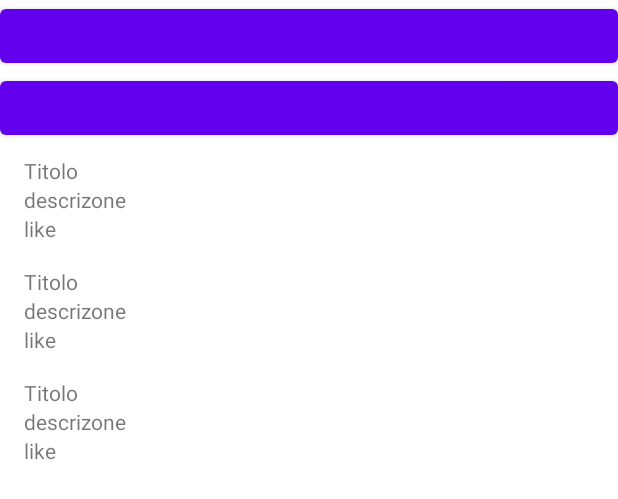
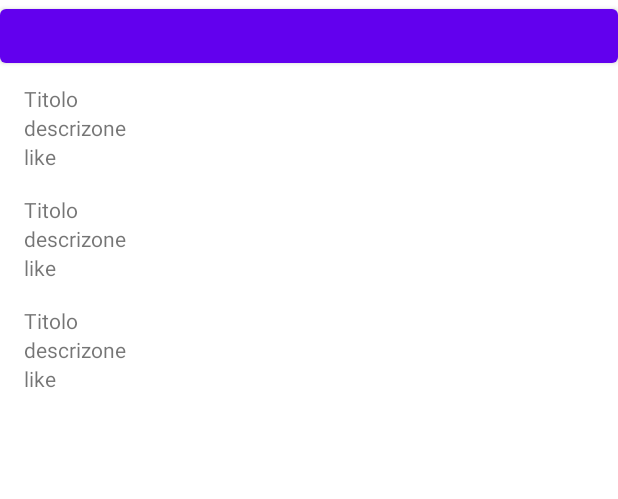
Before and after one commit to NicolaPiriottu/Paging3Firebase, an Android app: the layout fragment_home.xml on its own in the app's theme, with its tools: preview values and no code run, on a phone screen of 412 x 824 dp. Shown: the top 499 px of the screen. Run offline under Robolectric (Android 15) with nearby library versions, the phone set to English and light mode, and no system bars.

Commit message:
implement flow p2

```diff
--- a/app/src/main/java/com/example/paging3firebase/ui/home/HomeFragment.kt
+++ b/app/src/main/java/com/example/paging3firebase/ui/home/HomeFragment.kt
@@ -46,7 +46,7 @@ class HomeFragment : Fragment(), PostAdapter.Listener {
         viewModel.getItems()
 
         binding.load.setOnClickListener {
-           // viewModel.load()
+            viewModel.load()
         }
         setupObservers()
         return root
@@ -69,9 +69,6 @@ class HomeFragment : Fragment(), PostAdapter.Listener {
                         is HomeViewModel.UseCaseLiveData.ShowTitle -> {
                             binding.load.text= useCase.title
                         }
-                        is HomeViewModel.UseCaseLiveData.ShowTitle2 -> {
-                            binding.load2.text= useCase.title
-                        }
                     }
                 }
             }
--- a/app/src/main/res/layout/fragment_home.xml
+++ b/app/src/main/res/layout/fragment_home.xml
@@ -11,14 +11,10 @@
         android:id="@+id/load"
         app:layout_constraintTop_toTopOf="parent"
         android:layout_height="wrap_content"/>
-    <com.google.android.material.button.MaterialButton
-        android:layout_width="match_parent"
-        android:id="@+id/load2"
-        app:layout_constraintTop_toBottomOf="@id/load"
-        android:layout_height="wrap_content"/>
+
     <androidx.recyclerview.widget.RecyclerView
         android:id="@+id/recyclerview"
-        app:layout_constraintTop_toBottomOf="@id/load2"
+        app:layout_constraintTop_toBottomOf="@id/load"
         app:layout_constraintBottom_toBottomOf="parent"
         android:layout_width="match_parent"
         android:layout_height="0dp"
```
Also changed, not shown: app/src/main/java/com/example/paging3firebase/ui/home/HomeViewModel.kt (+11 -9 lines).
